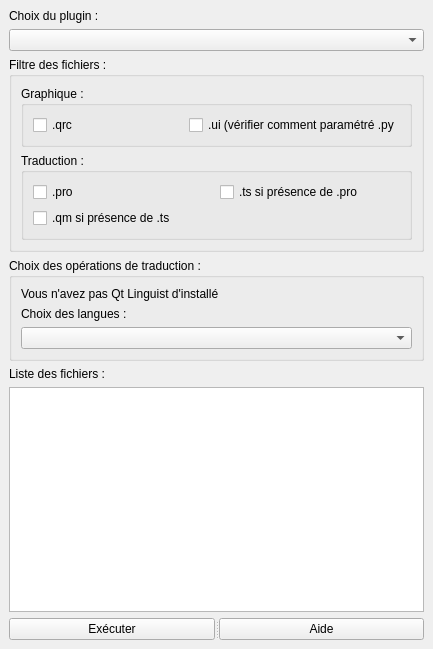
Qt form plugin_compiler_dockwidget_base.ui (CyprienAn/PluginCompiler) before a commit.
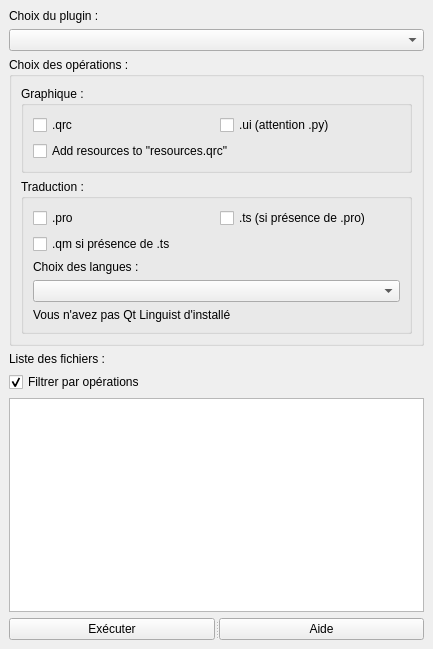
The same form after that commit. Custom widgets are drawn as their Qt base class.

```diff
--- a/plugin_compiler_dockwidget_base.ui
+++ b/plugin_compiler_dockwidget_base.ui
@@ -28,7 +28,7 @@
     <item>
      <widget class="QgsCollapsibleGroupBox" name="mGroupBox">
       <property name="title">
-       <string>Filtre des fichiers :</string>
+       <string>Choix des opérations :</string>
       </property>
       <layout class="QVBoxLayout" name="verticalLayout_3">
        <item>
@@ -49,12 +49,19 @@
             <item>
              <widget class="QCheckBox" name="ckbUi">
               <property name="text">
-               <string>.ui (vérifier comment paramétré .py</string>
+               <string>.ui (attention .py)</string>
               </property>
              </widget>
             </item>
            </layout>
           </item>
+          <item>
+           <widget class="QCheckBox" name="ckbResources">
+            <property name="text">
+             <string>Add resources to &quot;resources.qrc&quot;</string>
+            </property>
+           </widget>
+          </item>
          </layout>
         </widget>
        </item>
@@ -76,7 +83,7 @@
             <item>
              <widget class="QCheckBox" name="ckbTs">
               <property name="text">
-               <string>.ts si présence de .pro</string>
+               <string>.ts (si présence de .pro)</string>
               </property>
              </widget>
             </item>
@@ -89,25 +96,6 @@
             </property>
            </widget>
           </item>
-         </layout>
-        </widget>
-       </item>
-      </layout>
-     </widget>
-    </item>
-    <item>
-     <widget class="QgsCollapsibleGroupBox" name="mGroupBox_2">
-      <property name="title">
-       <string>Choix des opérations de traduction :</string>
-      </property>
-      <layout class="QVBoxLayout" name="verticalLayout">
-       <item>
-        <widget class="QLabel" name="label_5">
-         <property name="text">
-          <string>Vous n'avez pas Qt Linguist d'installé</string>
-         </property>
-        </widget>
-       </item>
        <item>
         <widget class="QLabel" name="label_2">
          <property name="text">
@@ -121,11 +109,18 @@
           <string>,</string>
          </property>
          <property name="defaultText">
-          <string/>
-         </property>
-         <property name="checkedItems">
-          <stringlist/>
-         </property>
+             <string>Choose language(s)</string>
+            </property>
+           </widget>
+          </item>
+          <item>
+           <widget class="QLabel" name="label_5">
+            <property name="text">
+             <string>Vous n'avez pas Qt Linguist d'installé</string>
+            </property>
+           </widget>
+          </item>
+         </layout>
         </widget>
        </item>
       </layout>
@@ -138,6 +133,16 @@
       </property>
      </widget>
     </item>
+    <item>
+     <widget class="QCheckBox" name="ckbFilter">
+      <property name="text">
+       <string>Filtrer par opérations</string>
+      </property>
+      <property name="checked">
+       <bool>true</bool>
+      </property>
+     </widget>
+    </item>
     <item>
      <widget class="QTreeWidget" name="twGraphFile">
       <property name="sizePolicy">
```
Lines whose indentation alone changed are shown as unchanged.
